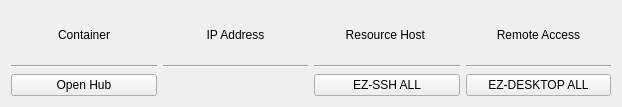
Qt form hub/forms/DlgEnvironment.ui (subutai-io/control-center) before a commit.
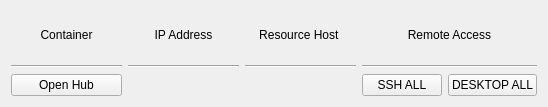
The same form after that commit.

What changed in the file:
```diff
--- a/hub/forms/DlgEnvironment.ui
+++ b/hub/forms/DlgEnvironment.ui
@@ -6,7 +6,7 @@
    <rect>
     <x>0</x>
     <y>0</y>
-    <width>622</width>
+    <width>548</width>
     <height>107</height>
    </rect>
   </property>
@@ -14,6 +14,31 @@
    <string>Form</string>
   </property>
   <layout class="QGridLayout" name="gridLayout">
+   <item row="3" column="0">
+    <widget class="QPushButton" name="btn_open_hub">
+     <property name="text">
+      <string>Open Hub</string>
+     </property>
+    </widget>
+   </item>
+   <item row="3" column="3">
+    <layout class="QFormLayout" name="formLayout">
+     <item row="0" column="0">
+      <widget class="QPushButton" name="btn_ssh_all">
+       <property name="text">
+        <string>SSH ALL</string>
+       </property>
+      </widget>
+     </item>
+     <item row="0" column="1">
+      <widget class="QPushButton" name="btn_desktop_all">
+       <property name="text">
+        <string>DESKTOP ALL</string>
+       </property>
+      </widget>
+     </item>
+    </layout>
+   </item>
    <item row="0" column="0">
     <widget class="QLabel" name="label_9">
      <property name="text">
@@ -88,45 +113,12 @@
    <item row="2" column="1">
     <layout class="QVBoxLayout" name="cont_ip_port"/>
    </item>
-   <item row="3" column="0">
-    <widget class="QPushButton" name="btn_open_hub">
-     <property name="text">
-      <string>Open Hub</string>
-     </property>
-    </widget>
-   </item>
    <item row="2" column="2">
     <layout class="QVBoxLayout" name="cont_rhip"/>
    </item>
    <item row="2" column="3">
     <layout class="QFormLayout" name="cont_remote"/>
    </item>
-   <item row="3" column="3">
-    <widget class="QPushButton" name="btn_desktop_all">
-     <property name="text">
-      <string>EZ-DESKTOP ALL</string>
-     </property>
-    </widget>
-   </item>
-   <item row="3" column="2">
-    <widget class="QPushButton" name="btn_ssh_all">
-     <property name="maximumSize">
-      <size>
-       <width>16777215</width>
-       <height>10777215</height>
-      </size>
-     </property>
-     <property name="font">
-      <font>
-       <weight>50</weight>
-       <bold>false</bold>
-      </font>
-     </property>
-     <property name="text">
-      <string>EZ-SSH ALL</string>
-     </property>
-    </widget>
-   </item>
   </layout>
  </widget>
  <resources/>
```
